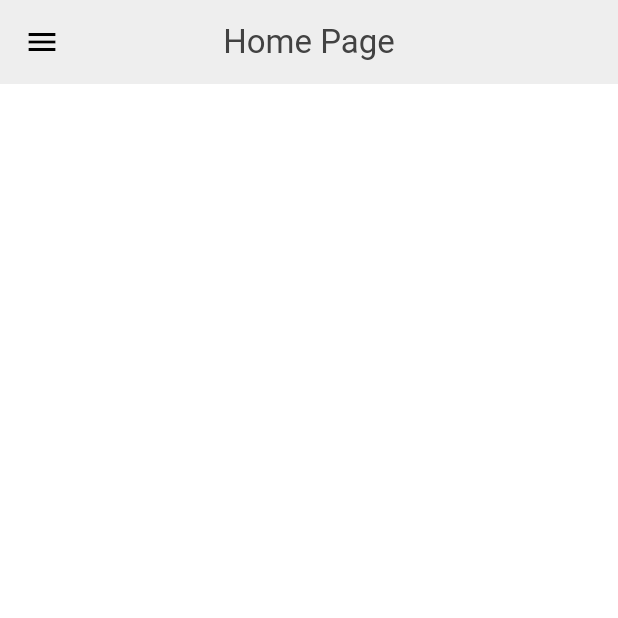
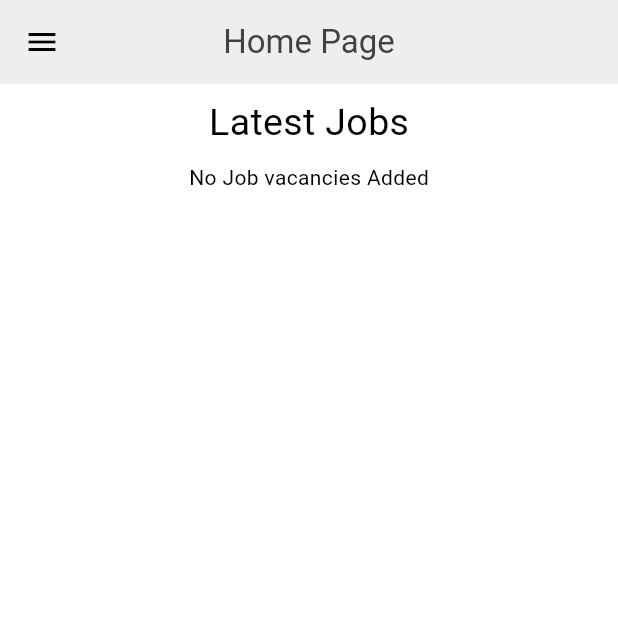
Before and after one commit to ravindu146/Job-Portal-Admin-App-Flutter-, a Flutter app: the screen it shows once a user with an empty profile is signed in, on a phone screen of 412 x 824 dp, the top half of it. Run offline on Flutter 3.47's test engine with Material 3 defaults, Android fonts, the light colour scheme and no system bars; our stand-ins replace cloud_firestore, firebase_auth, firebase_core; accounts and stored records are empty.

Commit message:
JobPortalAdmin : Added Displaying the job list in the home page

```diff
--- a/lib/pages/company_page.dart
+++ b/lib/pages/company_page.dart
@@ -171,8 +171,6 @@ class _CompanyPageState extends State<CompanyPage> {
                 text: 'Add New Job Vacancy',
               ),
 
-              SizedBox(height: 20),
-
               // Stream builder to display managers
               StreamBuilder(
                 stream: getJobVacanciesForCompanyStream(companyId),
--- a/lib/pages/home_page.dart
+++ b/lib/pages/home_page.dart
@@ -1,3 +1,4 @@
+import 'package:cloud_firestore/cloud_firestore.dart';
 import 'package:firebase_auth/firebase_auth.dart';
 import 'package:flutter/material.dart';
 
@@ -5,6 +6,19 @@ import '../components/my_drawer.dart';
 
 class HomePage extends StatelessWidget {
   const HomePage({super.key});
+
+  Stream<List<Map<String, dynamic>>> getAllJobVacanciesStream() {
+    return FirebaseFirestore.instance
+        .collection('JobVacancies')
+        .orderBy('timestamp', descending: true)
+        .snapshots()
+        .map((querySnapshot) => querySnapshot.docs
+            .map((doc) => {
+                  ...doc.data() as Map<String, dynamic>,
+                  'timestamp': doc['timestamp']?.millisecondsSinceEpoch,
+                })
+            .toList());
+  }
 
   @override
   Widget build(BuildContext context) {
@@ -18,6 +32,62 @@ class HomePage extends StatelessWidget {
         centerTitle: true,
       ),
       drawer: MyDrawer(),
+      body: Center(
+        child: Column(
+          children: [
+            // Title
+            Padding(
+              padding: const EdgeInsets.all(8.0),
+              child: Text(
+                'Latest Jobs',
+                style: TextStyle(fontSize: 25),
+              ),
+            ),
+
+            // Stream builder to display Latest Jobs
+            StreamBuilder(
+              stream: getAllJobVacanciesStream(),
+              builder: (context,
+                  AsyncSnapshot<List<Map<String, dynamic>>> snapshot) {
+                // Show loading circle
+                if (snapshot.connectionState == ConnectionState.waiting) {
+                  return Center(
+                    child: CircularProgressIndicator(),
+                  );
+                }
+
+                // Error
+                if (snapshot.hasError) {
+                  return Text('Error loading Job Vacancies: ${snapshot.error}');
+                }
+
+                //If has no data
+                if (!snapshot.hasData || snapshot.data!.isEmpty) {
+                  return Text('No Job vacancies Added');
+                }
+
+                // List of Managers
+                final jobVacancies = snapshot.data!;
+
+                return ListView.builder(
+                  shrinkWrap: true,
+                  itemCount: jobVacancies.length,
+                  itemBuilder: (context, index) {
+                    final jobVacancy = jobVacancies[index];
+                    final String jobTitle = jobVacancy['job_title'];
+                    final String jobDescription = jobVacancy['job_description'];
+
+                    return ListTile(
+                      title: Text('Job title: $jobTitle'),
+                      subtitle: Text('$jobDescription'),
+                    );
+                  },
+                );
+              },
+            ),
+          ],
+        ),
+      ),
     );
   }
 }
```
